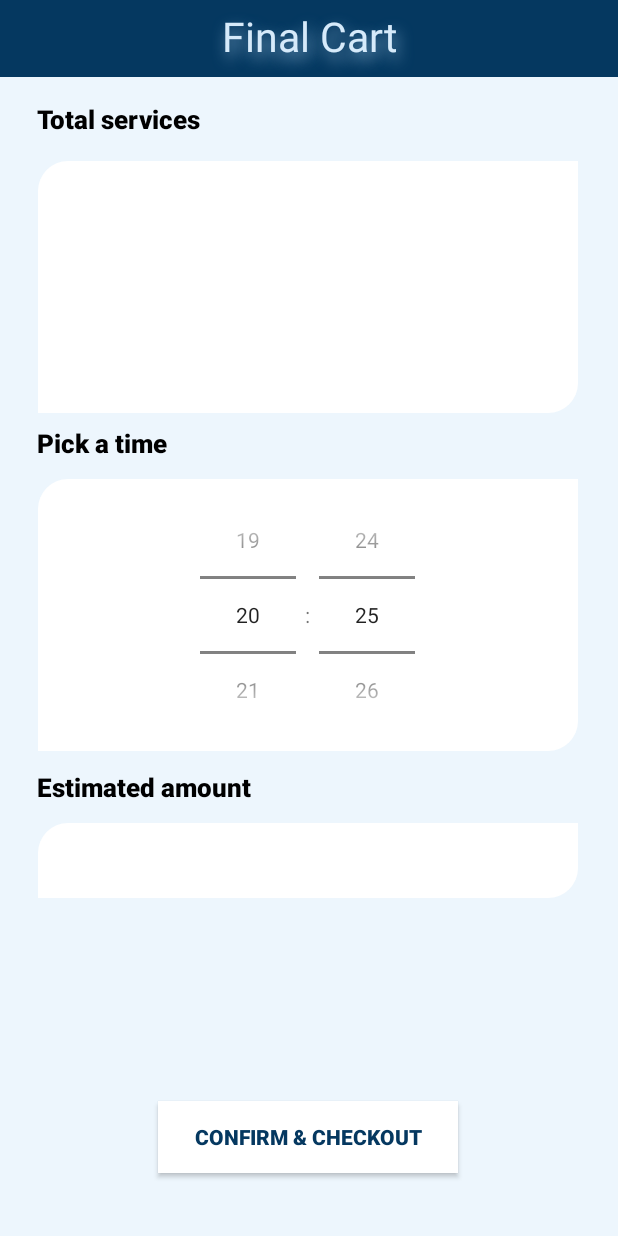
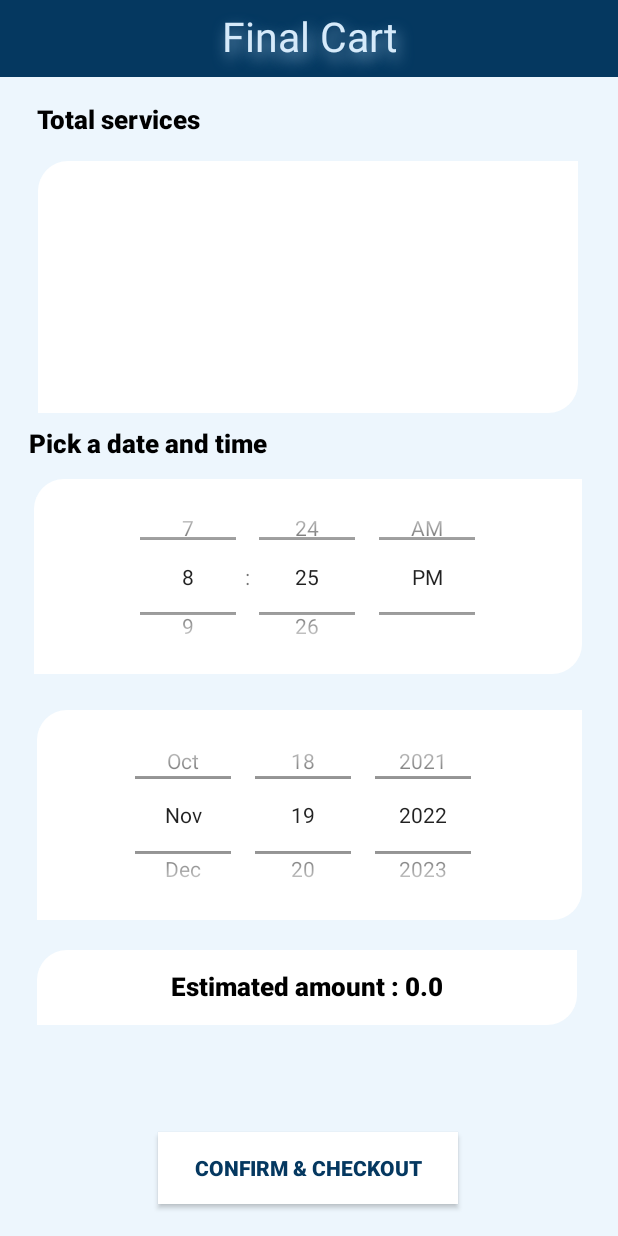
Before and after one commit to ShreyaLakhani/HomeServiceHome, an Android app: the Finalcart screen opened directly, with no data from a screen before it, on a phone screen of 412 x 824 dp. Run offline under Robolectric (Android 15) with nearby library versions, the light colour scheme and no system bars.

Commit message:
final project committed by shreya

```diff
--- a/app/src/main/AndroidManifest.xml
+++ b/app/src/main/AndroidManifest.xml
@@ -13,7 +13,7 @@
         android:theme="@style/Theme.HomeServiceHome"
         tools:targetApi="31">
         <activity
-            android:name=".Showconfirmation"
+            android:name=".ShowRequests"
             android:exported="false">
             <meta-data
                 android:name="android.app.lib_name"
--- a/app/src/main/java/com/example/homeservicehome/Clnt_signin.java
+++ b/app/src/main/java/com/example/homeservicehome/Clnt_signin.java
@@ -31,7 +31,7 @@ public class Clnt_signin extends AppCompatActivity {
         createacc = findViewById(R.id.createaccount);
         signin = findViewById(R.id.signinbtn);
 
-        SharedPreferences sp = getSharedPreferences("clientCredential", MODE_PRIVATE);
+        /*SharedPreferences sp = getSharedPreferences("clientCredential", MODE_PRIVATE);
         String fetchedEmail = sp.getString("Email", null);
         String fetchedPassword = sp.getString("Password", null);
 
@@ -45,7 +45,7 @@ public class Clnt_signin extends AppCompatActivity {
             Intent intent = new Intent(Clnt_signin.this, Clnt_signin.class);
             startActivity(intent);
             finish();
-        }
+        }*/
 
         signin.setOnClickListener(new View.OnClickListener() {
             @Override
--- /dev/null
+++ b/app/src/main/java/com/example/homeservicehome/CustomAdapter.java
@@ -0,0 +1,56 @@
+package com.example.homeservicehome;
+
+import android.content.Context;
+import android.util.Log;
+import android.view.LayoutInflater;
+import android.view.View;
+import android.view.ViewGroup;
+import android.widget.BaseAdapter;
+import android.widget.TextView;
+
+import java.util.ArrayList;
+
+public class CustomAdapter extends BaseAdapter {
+    Context context;
+    Orders[] orderData;
+    LayoutInflater inflater;
+
+    public CustomAdapter(Context context, Orders[] orders) {
+        this.context = context;
+        this.orderData = orders;
+        inflater = (LayoutInflater) context.getSystemService(Context.LAYOUT_INFLATER_SERVICE);
+    }
+
+    @Override
+    public int getCount() {
+//        Log.i("vishal","Size in adp: " + orderData.length);
+        return orderData.length;
+    }
+
+    @Override
+    public Object getItem(int i) {
+        return orderData[i];
+    }
+
+    @Override
+    public long getItemId(int i) {
+        return 0;
+    }
+
+    @Override
+    public View getView(int i, View view, ViewGroup viewGroup) {
+        View rowView = view;
+        if (rowView==null)
+        {
+            rowView = inflater.inflate(R.layout.layout_list, null, true);
+        }
+
+            TextView tvSubName = rowView.findViewById(R.id.tvSubServiceName);
+            TextView tvSubRate = rowView.findViewById(R.id.tvAmount);
+//            Log.i("vishal","Data adp: " + orderData[i].getSub_name());
+            tvSubName.setText(orderData[i].getSub_name());
+            tvSubRate.setText(String.valueOf(orderData[i].getSub_rate()));
+
+        return rowView;
+    }
+}
--- a/app/src/main/java/com/example/homeservicehome/DBHelper.java
+++ b/app/src/main/java/com/example/homeservicehome/DBHelper.java
@@ -8,7 +8,7 @@ import androidx.annotation.Nullable;
 
 public class DBHelper extends SQLiteOpenHelper {
     public static final String DBNAME = "DbHomeService";
-
+//    ArrayList<Ha>
     public DBHelper(@Nullable Context context, @Nullable String name, @Nullable SQLiteDatabase.CursorFactory factory, int version) {
         super(context, DBNAME, factory, 1);
     }
--- a/app/src/main/java/com/example/homeservicehome/Finalcart.java
+++ b/app/src/main/java/com/example/homeservicehome/Finalcart.java
@@ -2,6 +2,10 @@ package com.example.homeservicehome;
 
 import androidx.appcompat.app.AppCompatActivity;
 
+import android.annotation.SuppressLint;
+import android.content.ContentValues;
+import android.content.Context;
+import android.content.Intent;
 import android.content.SharedPreferences;
 import android.database.Cursor;
 import android.database.sqlite.SQLiteDatabase;
@@ -10,81 +14,79 @@ import android.util.Log;
 import android.view.View;
 import android.view.ViewGroup;
 import android.widget.BaseAdapter;
+import android.widget.Button;
+import android.widget.DatePicker;
 import android.widget.LinearLayout;
 import android.widget.ListView;
 import android.widget.TextView;
 import android.widget.TimePicker;
+import android.widget.Toast;
 
-public class Finalcart extends AppCompatActivity {
+import java.util.ArrayList;
+
+public class Finalcart extends AppCompatActivity implements View.OnClickListener, TimePicker.OnTimeChangedListener, DatePicker.OnDateChangedListener {
     ListView servicesList;
     TimePicker tp;
+    DatePicker dt;
+    TextView totalAmount;
+    Button btnConfirm;
     String fetchedEmail;
     int clientId;
+    ArrayList<Orders> arrList;
     Orders[] order;
+    CustomAdapter adapter;
+    Context context;
+    String strSubName, time, date;
+    Float fltSubRate;
+    float rate = 0;
 
+    @SuppressLint("MissingInflatedId")
     @Override
     protected void onCreate(Bundle savedInstanceState) {
         super.onCreate(savedInstanceState);
         setContentView(R.layout.activity_finalcart);
+        context = this;
+        arrList = new ArrayList<Orders>();
 
         getClientId();
 
         servicesList = findViewById(R.id.serviceslist);
-        tp = findViewById(R.id.datePicker);
-        tp.setIs24HourView(true);
+        tp = findViewById(R.id.tp);
+        tp.setOnTimeChangedListener(Finalcart.this);
+        dt = findViewById(R.id.dp);
+        dt.setOnDateChangedListener(Finalcart.this);
+        totalAmount = findViewById(R.id.amounttxtspace);
+        btnConfirm = findViewById(R.id.btnConfirm);
+        btnConfirm.setOnClickListener(Finalcart.this);
+        tp.setIs24HourView(false);
 
         DBHelper helper = new DBHelper(Finalcart.this, DBHelper.DBNAME, null, 1);
         SQLiteDatabase db = helper.getReadableDatabase();
+
         Cursor records = db.rawQuery("select sub_id from orders where client_id='"+clientId+"' and status=0", null);
-        while (records.moveToNext()) {
+        int i = 0;
+        order = new Orders[records.getCount()];
+
+        while (records.moveToNext())
+        {
+            order[i] = new Orders();
             int serviceId = records.getInt(0);
 
             Cursor record1 = db.rawQuery("select sub_name, sub_rate from subservice where sub_id='"+serviceId+"'", null);
-
-            order = new Orders[record1.getCount()];
-            int i = 0;
             while (record1.moveToNext())
             {
-                //Log.d("sub_name", record1.getString(0));
-                //Log.d("sub_rate", String.valueOf(record1.getFloat(1)));
+                strSubName = record1.getString(0);
+                fltSubRate = record1.getFloat(1);
+                rate = rate + fltSubRate;
+            }
+            order[i].setSub_rate(fltSubRate);
+            order[i].setSub_name(strSubName);
+            i++;
+        }
 
-                order[i] = new Orders();
-                order[i].setSub_name(record1.getString(0));
-                order[i].setSub_rate(record1.getFloat(1));
-                i++;
-
-                BaseAdapter adapter = new BaseAdapter() {
-                    @Override
-                    public int getCount() {
-                        return order.length;
-                    }
-
-                    @Override
-                    public Object getItem(int i) {
-                        return order[i];
-                    }
-
-                    @Override
-                    public long getItemId(int i) {
-                        return 0;
-                    }
-
-                    @Override
-                    public View getView(int i, View view, ViewGroup viewGroup) {
-                        LinearLayout ll = (LinearLayout) getLayoutInflater().inflate(R.layout.layout_list, null);
-
-                        TextView tvSubName = ll.findViewById(R.id.tvSubServiceName);
-                        TextView tvSubRate = ll.findViewById(R.id.tvAmount);
-
-                        tvSubName.setText(order[i].getSub_name());
-                        tvSubRate.setText(String.valueOf(order[i].getSub_rate()));
-
-                        return ll;
-                    }
-                };
-                servicesList.setAdapter(adapter);
-            }
-        }
+        totalAmount.setText("Estimated amount : "+String.valueOf(rate));
+        adapter = new CustomAdapter(context, order);
+        servicesList.setAdapter(adapter);
     }
 
     public void getClientId()
@@ -100,4 +102,37 @@ public class Finalcart extends AppCompatActivity {
             clientId = records.getInt(0);
         }
     }
+
+    @Override
+    public void onClick(View view) {
+        DBHelper helper = new DBHelper(Finalcart.this, DBHelper.DBNAME, null, 1);
+        SQLiteDatabase db = helper.getWritableDatabase();
+        ContentValues values = new ContentValues();
+
+        values.put("order_date", date);
+        values.put("order_time", time);
+
+        long status = db.update("orders", values, "client_id='"+clientId+"' and status=0", null);
+        if (status >= 0) {
+            Toast.makeText(Finalcart.this, "Service confirmed", Toast.LENGTH_LONG).show();
+            //Intent intent = new Intent(Finalcart.this,Showconfirmation.class);
+            //startActivity(intent);
+            //finish();
+        }
+        else
+            Toast.makeText(Finalcart.this, "Error", Toast.LENGTH_LONG).show();
+    }
+
+    @Override
+    public void onTimeChanged(TimePicker timePicker, int i, int i1) {
+        time = i + " : " + i1;
+        //Log.d("Time", time);
+    }
+
+    @Override
+    public void onDateChanged(DatePicker datePicker, int year, int m, int day) {
+        int month = m + 1;
+        date = day + "/" + month + "/" + year;
+        //Log.d("date", date);
+    }
 }
--- a/app/src/main/res/layout/activity_clnt_signin.xml
+++ b/app/src/main/res/layout/activity_clnt_signin.xml
@@ -31,6 +31,7 @@
     <androidx.appcompat.widget.AppCompatEditText
         android:id="@+id/clntmail"
         android:layout_width="300dp"
+        android:text="shreyalakhani@gmail.com"
         android:layout_height="50dp"
         android:layout_marginTop="152dp"
         android:drawableStart="@drawable/mail"
@@ -46,6 +47,7 @@
     <androidx.appcompat.widget.AppCompatEditText
         android:id="@+id/clntpassword"
         android:layout_width="300dp"
+        android:text="12"
         android:layout_height="50dp"
         android:layout_marginTop="15dp"
         android:drawableStart="@drawable/password"
--- a/app/src/main/res/layout/activity_finalcart.xml
+++ b/app/src/main/res/layout/activity_finalcart.xml
@@ -86,9 +86,9 @@
         app:layout_constraintTop_toBottomOf="@+id/serviceslist" />
 
     <TimePicker
-        android:id="@+id/datePicker"
-        android:layout_width="360dp"
-        android:layout_height="181dp"
+        android:id="@+id/tp"
+        android:layout_width="365dp"
+        android:layout_height="130dp"
         android:layout_marginTop="268dp"
         android:background="@drawable/whitedisplay"
         android:timePickerMode="spinner"
@@ -97,35 +97,38 @@
         app:layout_constraintStart_toStartOf="parent"
         app:layout_constraintTop_toBottomOf="@+id/finalcarttxt" />
 
-    <androidx.appcompat.widget.AppCompatTextView
+    <!--<androidx.appcompat.widget.AppCompatTextView
         android:id="@+id/estimatedamttxt"
         android:layout_width="wrap_content"
         android:layout_height="wrap_content"
-        android:layout_marginTop="12dp"
+        android:layout_marginTop="8dp"
         android:fontFamily="sans-serif-black"
         android:text="@string/estimated_amount"
         android:textColor="@color/black"
         android:textSize="17sp"
         app:layout_constraintEnd_toEndOf="parent"
-        app:layout_constraintHorizontal_bias="0.092"
+        app:layout_constraintHorizontal_bias="0.084"
         app:layout_constraintStart_toStartOf="parent"
-        app:layout_constraintTop_toBottomOf="@+id/datePicker" />
+        app:layout_constraintTop_toBottomOf="@+id/datePicker2" />-->
 
     <androidx.appcompat.widget.AppCompatTextView
         android:id="@+id/amounttxtspace"
         android:layout_width="360dp"
         android:layout_height="50dp"
-        android:layout_marginTop="48dp"
+        android:layout_marginTop="20dp"
         android:background="@drawable/whitedisplay"
         android:fontFamily="sans-serif-black"
+        android:paddingTop="12dp"
+        android:textAlignment="center"
         android:textColor="@color/black"
         android:textSize="17sp"
         app:layout_constraintEnd_toEndOf="parent"
-        app:layout_constraintHorizontal_bias="0.49"
+        app:layout_constraintHorizontal_bias="0.47"
         app:layout_constraintStart_toStartOf="parent"
-        app:layout_constraintTop_toBottomOf="@+id/datePicker" />
+        app:layout_constraintTop_toBottomOf="@+id/dp" />
 
     <androidx.appcompat.widget.AppCompatButton
+        android:id="@+id/btnConfirm"
         android:layout_width="200dp"
         android:layout_height="wrap_content"
         android:layout_marginBottom="16dp"
@@ -138,6 +141,18 @@
         app:layout_constraintHorizontal_bias="0.497"
         app:layout_constraintStart_toStartOf="parent"
         app:layout_constraintTop_toBottomOf="@+id/amounttxtspace"
-        app:layout_constraintVertical_bias="0.84" />
+        app:layout_constraintVertical_bias="0.93" />
+
+    <DatePicker
+        android:id="@+id/dp"
+        android:layout_width="363dp"
+        android:layout_height="140dp"
+        android:layout_marginTop="24dp"
+        android:background="@drawable/whitedisplay"
+        android:calendarViewShown="false"
+        android:datePickerMode="spinner"
+        app:layout_constraintEnd_toEndOf="parent"
+        app:layout_constraintStart_toStartOf="parent"
+        app:layout_constraintTop_toBottomOf="@+id/tp" />
 
 </androidx.constraintlayout.widget.ConstraintLayout>
--- a/app/src/main/res/layout/activity_org_signin.xml
+++ b/app/src/main/res/layout/activity_org_signin.xml
@@ -36,6 +36,7 @@
         android:drawableStart="@drawable/mail"
         android:drawablePadding="10dp"
         android:hint="@string/organisation_email"
+        android:text="xyz@gmail.com"
         android:paddingStart="15dp"
         app:layout_constraintEnd_toEndOf="parent"
         app:layout_constraintHorizontal_bias="0.495"
@@ -51,6 +52,7 @@
         android:drawableStart="@drawable/password"
         android:drawablePadding="10dp"
         android:hint="@string/enter_password"
+        android:text="11"
         android:importantForAutofill="no"
         android:inputType="textPassword"
         android:paddingStart="15dp"
--- a/app/src/main/res/layout/layout_list.xml
+++ b/app/src/main/res/layout/layout_list.xml
@@ -10,13 +10,15 @@
             android:layout_height="wrap_content"
             android:text="Sub Service Name"
             android:layout_marginLeft="30dp"
+            android:layout_marginTop="5dp"
             android:textSize="19sp" />
 
         <TextView
             android:id="@+id/tvAmount"
             android:layout_width="wrap_content"
             android:layout_height="wrap_content"
-        android:layout_marginLeft="50dp"
+            android:layout_marginLeft="80dp"
+            android:layout_marginTop="5dp"
             android:text="Amount"
             android:textSize="19sp" />
 
--- a/app/src/main/res/layout/layout_list_org.xml
+++ b/app/src/main/res/layout/layout_list_org.xml
@@ -23,7 +23,7 @@
         android:layout_marginTop="5dp"
         android:textSize="19sp" />
 
-    <TextView
+    <!--<TextView
         android:id="@+id/tvClientAddress"
         android:layout_width="wrap_content"
         android:layout_height="wrap_content"
@@ -50,7 +50,7 @@
         android:text="Sub Service Rate"
         android:textSize="19sp" />
 
-    <!--<TextView
+    <TextView
         android:id="@+id/tvDate"
         android:layout_width="wrap_content"
         android:layout_height="wrap_content"
--- a/app/src/main/res/values/strings.xml
+++ b/app/src/main/res/values/strings.xml
@@ -116,7 +116,7 @@
     <string name="lawn_maintenance">Lawn Maintenance</string>
     <string name="view_cart">View Cart</string>
     <string name="confirm_checkout"><![CDATA[Confirm & Checkout]]></string>
-    <string name="pick_a_time">Pick a time</string>
+    <string name="pick_a_time">Pick a date and time</string>
     <string name="total_services">Total services</string>
     <string name="estimated_amount">Estimated amount</string>
     <string name="opted_services">Opted Services</string>
```
Also changed, not shown: app/src/main/java/com/example/homeservicehome/DataInsert.java (+30 -1 lines), app/src/main/java/com/example/homeservicehome/Orders_org.java (+0 -45 lines), app/src/main/java/com/example/homeservicehome/Org_dashboard.java (+15 -37 lines), app/src/main/java/com/example/homeservicehome/ShowRequests.java (added, +70 -0 lines), app/src/main/java/com/example/homeservicehome/Showconfirmation.java (deleted, +0 -14 lines), app/src/main/res/layout/activity_showrequests.xml (renamed from app/src/main/res/layout/activity_showconfirmation.xml, +24 -1 lines), 1 other file. Lines whose indentation alone changed are shown as unchanged.
